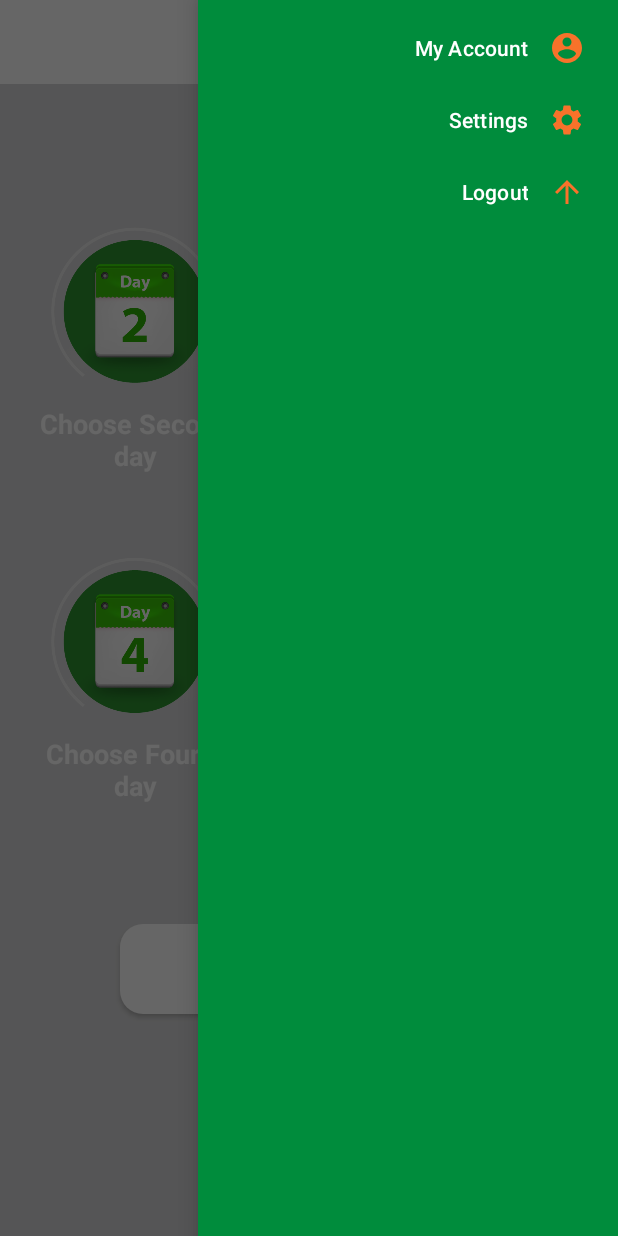
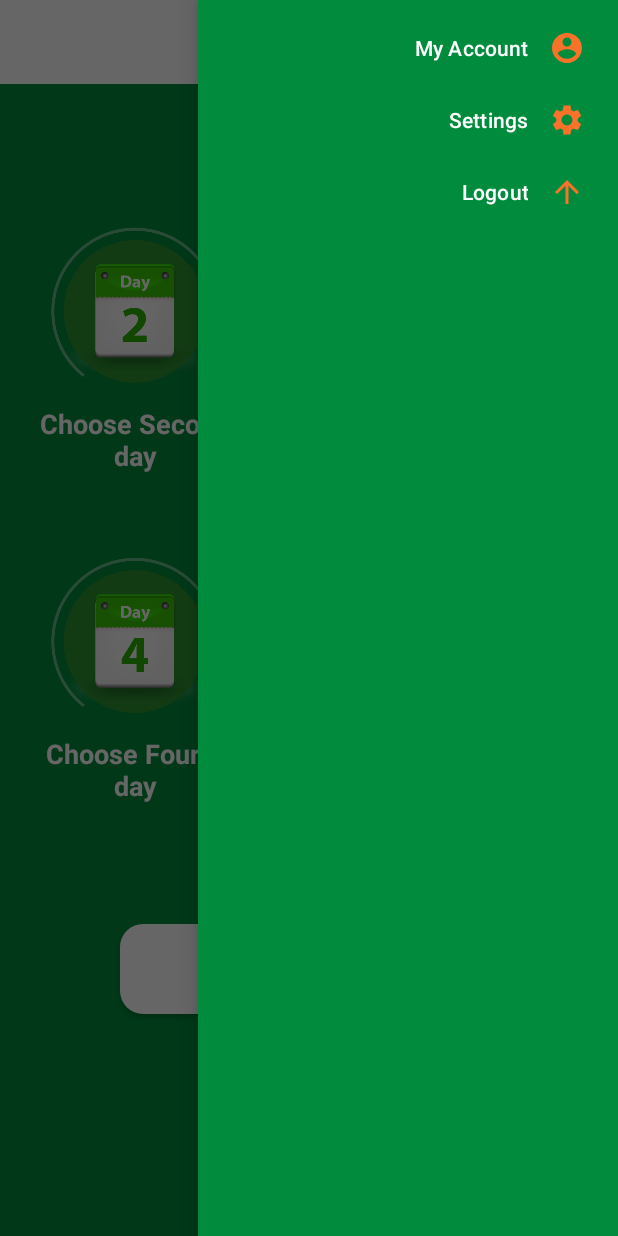
Before and after one commit to omarhatem1995/Mika, an Android app: the SecondFragment screen opened through its navigation route, with the side drawer open, on a phone screen of 412 x 824 dp. Run offline under Robolectric (Android 15) with nearby library versions, the light colour scheme and no system bars; our stand-ins replace Firebase (no records; nobody signed in at launch, a user with empty details on screens opened directly), navigation-ui; libraries missing offline, so code that uses them is left out: com.firebase.ui, com.jakewharton.processphoenix; 1 statement that could not run was skipped.

Commit message:
-fixing app theme

```diff
--- a/app/build.gradle
+++ b/app/build.gradle
@@ -32,7 +32,8 @@ android {
         jvmTarget = '1.8'
     }
     buildFeatures {
-        viewBinding true
+        viewBinding = true
+
     }
     namespace 'com.mika'
 }
@@ -88,4 +89,6 @@ dependencies {
     // splash
     implementation("androidx.core:core-splashscreen:1.0.0")
 
+    implementation 'com.jakewharton:process-phoenix:2.1.2'
+
 }
--- a/app/src/main/java/com/mika/LoginActivity.kt
+++ b/app/src/main/java/com/mika/LoginActivity.kt
@@ -108,7 +108,7 @@ class LoginActivity : AppCompatActivity() {
         firebaseAuth = FirebaseAuth.getInstance()
 
         binding = ActivityLoginBinding.inflate(layoutInflater)
-        installSplashScreen()
+       // installSplashScreen()
         setContentView(binding.root)
 
         init()
@@ -125,7 +125,7 @@ class LoginActivity : AppCompatActivity() {
            // .setLogo(R.drawable.mika)
 
             .setIsSmartLockEnabled(true)
-            .setTheme(com.mika.R.style.Theme_Mika_NoActionBar)
+            .setTheme(com.mika.R.style.Theme_Mika)
             .build()
 
         loginLauncher =  registerForActivityResult(FirebaseAuthUIActivityResultContract()){
--- a/app/src/main/java/com/mika/MainActivity.kt
+++ b/app/src/main/java/com/mika/MainActivity.kt
@@ -1,29 +1,18 @@
 package com.mika
 
-import android.content.Context
+import android.annotation.SuppressLint
 import android.content.Intent
-import android.content.SharedPreferences
-import android.graphics.drawable.ColorDrawable
-import android.os.Build
-import androidx.appcompat.app.AppCompatActivity
 import android.os.Bundle
-import android.util.LayoutDirection
 import android.util.Log
-import android.view.LayoutInflater
-import android.view.Menu
 import android.view.MenuItem
 import android.view.View
-import android.widget.Toast
 import androidx.activity.viewModels
-import androidx.annotation.NonNull
 import androidx.appcompat.app.ActionBarDrawerToggle
-import androidx.core.splashscreen.SplashScreen.Companion.installSplashScreen
+import androidx.appcompat.app.AppCompatActivity
 import androidx.core.view.GravityCompat
 import androidx.drawerlayout.widget.DrawerLayout
 import androidx.navigation.NavController
-import androidx.navigation.findNavController
 import androidx.navigation.fragment.NavHostFragment
-import androidx.navigation.fragment.findNavController
 import androidx.navigation.ui.AppBarConfiguration
 import androidx.navigation.ui.NavigationUI
 import androidx.navigation.ui.setupActionBarWithNavController
@@ -31,9 +20,7 @@ import androidx.navigation.ui.setupWithNavController
 import androidx.preference.PreferenceManager
 import com.firebase.ui.auth.AuthUI
 import com.google.android.material.navigation.NavigationView
-import com.google.firebase.database.DatabaseReference
-import com.google.firebase.database.ktx.database
-import com.google.firebase.ktx.Firebase
+import com.jakewharton.processphoenix.ProcessPhoenix
 import com.mika.R.*
 import com.mika.databinding.ActivityMainBinding
 import com.mika.utils.changeLang
@@ -46,12 +33,13 @@ class MainActivity : AppCompatActivity(), NavigationView.OnNavigationItemSelecte
     lateinit var toggle: ActionBarDrawerToggle
     lateinit var navController: NavController
 
-    val mainViewModel : MainViewModel by viewModels()
+    private val mainViewModel : MainViewModel by viewModels()
 
     override fun onCreate(savedInstanceState: Bundle?) {
         super.onCreate(savedInstanceState)
-        binding = ActivityMainBinding.inflate(LayoutInflater.from(this))
-        setContentView(binding.root)
+            binding = ActivityMainBinding.inflate(layoutInflater)
+        val view = binding.root
+        setContentView(view)
         val navHostFragment =
             supportFragmentManager.findFragmentById(id.nav_host_fragment_content_login) as NavHostFragment
         // appBarConfiguration = AppBarConfiguration(navController.graph)
@@ -101,13 +89,14 @@ class MainActivity : AppCompatActivity(), NavigationView.OnNavigationItemSelecte
 
     }
 
+    @SuppressLint("NewApi")
     private fun checkingDrawerState(navController: NavController, drawerLayout: DrawerLayout) {
         navController.addOnDestinationChangedListener { controller, destination, arguments ->
             if (destination.id == id.SecondFragment || destination.id == id.providerFragment) {
                 drawerLayout.setDrawerLockMode(DrawerLayout.LOCK_MODE_UNLOCKED)
                 supportActionBar?.show()
 
-                binding.toolBar.setBackgroundColor(getResources().getColor(color.orange, null))
+                binding.toolBar.setBackgroundColor(resources.getColor(color.orange, null))
                 binding.toolBar.setNavigationIcon(drawable.ic_baseline_menu_24)
                 Log.d("alsdksaldkasdl", " Fragment ${destination.id}")
 
@@ -170,6 +159,9 @@ class MainActivity : AppCompatActivity(), NavigationView.OnNavigationItemSelecte
             else if (it != null && it == "en")
                 changeLang(this,"en")
             binding.root.layoutDirection = View.LAYOUT_DIRECTION_LOCALE
+            if (it !=null)
+                ProcessPhoenix.triggerRebirth(this);
+
         }
     }
 }
--- a/app/src/main/res/layout/activity_main.xml
+++ b/app/src/main/res/layout/activity_main.xml
@@ -6,7 +6,8 @@
     android:layout_width="match_parent"
     android:layout_height="match_parent"
     android:fitsSystemWindows="true"
-    tools:openDrawer="start">
+    tools:openDrawer="start"
+    tools:context=".MainActivity">
 
     <com.google.android.material.navigation.NavigationView
         android:id="@+id/navigationDrawer"
@@ -16,12 +17,13 @@
         android:background="@color/mika_green"
         app:itemTextColor="@color/white"
         app:itemIconTint="@color/orange"
-        app:menu="@menu/navigation_menu" />
+        app:menu="@menu/navigation_menu"
+        />
 
     <androidx.constraintlayout.widget.ConstraintLayout
         android:layout_width="match_parent"
         android:layout_height="match_parent"
-        tools:context=".MainActivity">
+        >
 
         <androidx.appcompat.widget.Toolbar
             android:id="@+id/toolBar"
--- a/app/src/main/res/layout/auth_layout.xml
+++ b/app/src/main/res/layout/auth_layout.xml
@@ -3,7 +3,7 @@
     android:layout_width="match_parent"
     android:layout_height="match_parent"
     xmlns:app="http://schemas.android.com/apk/res-auto"
-    android:background="@drawable/background">
+    android:background="@color/mika_green">
 
     <ImageView
         android:id="@+id/logo"
@@ -25,7 +25,6 @@
         android:textStyle="bold"
         android:textSize="18sp"
         android:paddingStart="40dp"
-        android:drawableStart="@drawable/btn_google_dark_focus_hdpi"
         android:background="@drawable/rounded_white"
         android:layout_marginStart="40dp"
         android:layout_marginEnd="40dp"
--- a/app/src/main/res/layout/fragment_admin.xml
+++ b/app/src/main/res/layout/fragment_admin.xml
@@ -4,7 +4,7 @@
     android:layout_width="match_parent"
     android:layout_height="match_parent"
     xmlns:app="http://schemas.android.com/apk/res-auto"
-    android:background="@drawable/background"
+    android:background="@color/mika_green"
     tools:context=".AdminFragment">
 
     <androidx.appcompat.widget.AppCompatButton
--- a/app/src/main/res/layout/fragment_first.xml
+++ b/app/src/main/res/layout/fragment_first.xml
@@ -4,7 +4,7 @@
     xmlns:tools="http://schemas.android.com/tools"
     android:layout_width="match_parent"
     android:layout_height="match_parent"
-    android:background="@drawable/background"
+    android:background="@color/mika_green"
     tools:context=".FirstFragment">
 
     <com.google.android.material.textfield.TextInputLayout
--- a/app/src/main/res/layout/fragment_second.xml
+++ b/app/src/main/res/layout/fragment_second.xml
@@ -3,7 +3,7 @@
     xmlns:app="http://schemas.android.com/apk/res-auto"
     android:layout_width="match_parent"
     android:layout_height="match_parent"
-    android:background="@drawable/background">
+    android:background="@color/mika_green">
 
         <androidx.constraintlayout.widget.ConstraintLayout
             android:id="@+id/cardView_firstday"
--- a/app/src/main/res/values/themes.xml
+++ b/app/src/main/res/values/themes.xml
@@ -2,9 +2,10 @@
     <!-- Base application theme. -->
     <style name="Theme.Mika" parent="Theme.MaterialComponents.Light.NoActionBar">
         <!-- Primary brand color. -->
-        <item name="colorPrimary">@color/white</item>
-        <item name="colorPrimaryVariant">@color/white</item>
+        <item name="colorPrimary">@color/mika_green</item>
+        <item name="colorPrimaryVariant">@color/mika_700</item>
         <item name="colorOnPrimary">@color/white</item>
+        <item name="backgroundColor">@color/mika_green</item>
         <!-- Secondary brand color. -->
         <item name="android:textColor">#ff000f</item>
         <item name="colorSecondary">@color/colorAccent</item>
@@ -13,7 +14,7 @@
         <item name="android:navigationBarColor">@color/colorAccent</item>
         <item name="colorPrimaryDark">@color/mika_green</item>
         <item name="colorControlNormal">@android:color/white</item>
-        <item name="android:textColorSecondary">@color/black</item>
+<!--        <item name="android:textColorSecondary">#ff000f</item>-->
         <!-- Status bar color. -->
         <item name="android:statusBarColor">@color/colorAccent</item>
         <!-- Customize your theme here. -->
```
Also changed, not shown: app/src/main/AndroidManifest.xml (+8 -3 lines).
